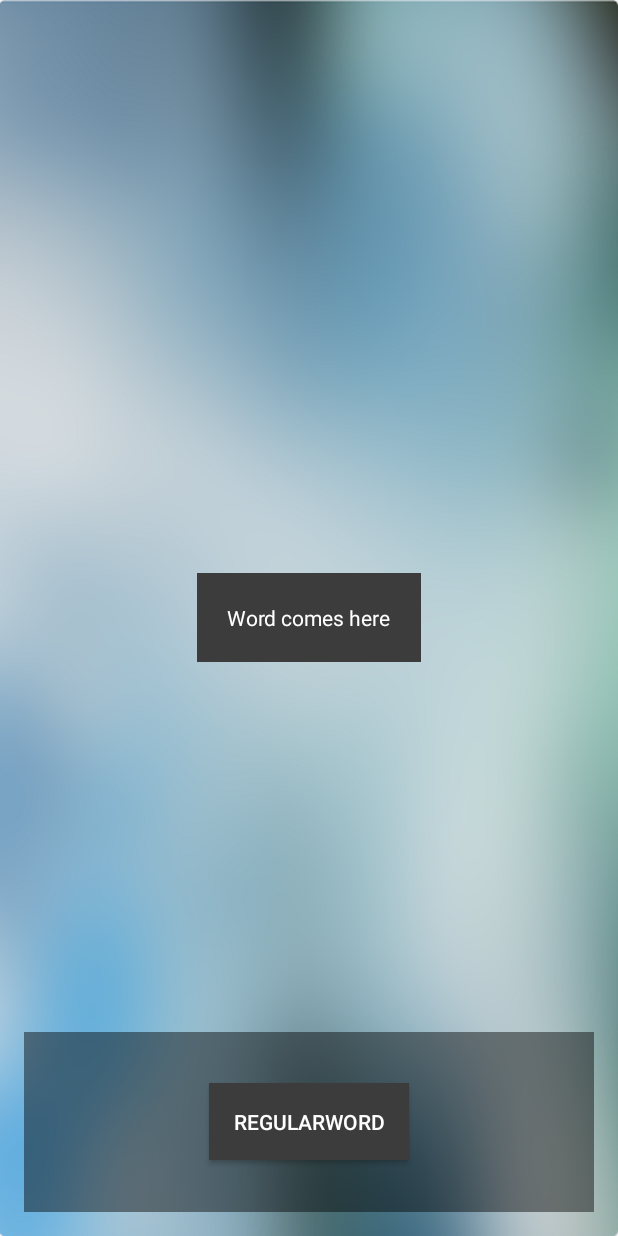
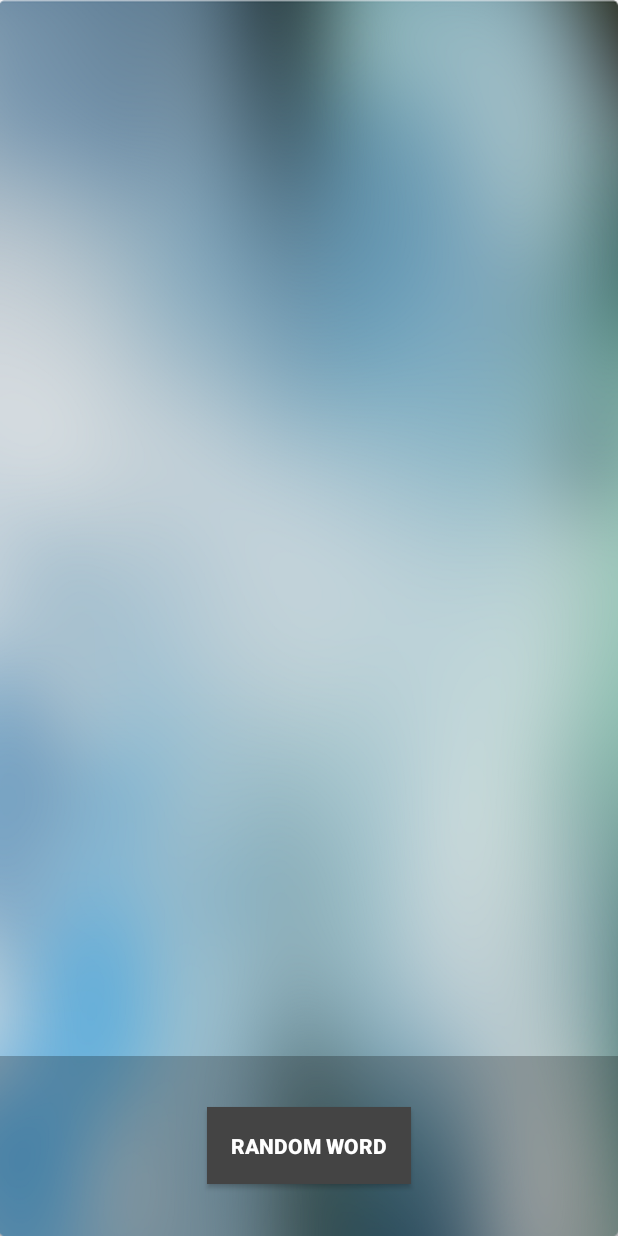
Before and after one commit to AnderssonX/ScreenAndroid, an Android app: the layout fragment_main.xml on its own in the app's theme, with its tools: preview values and no code run, on a phone screen of 412 x 824 dp. Run offline under Robolectric (Android 15) with nearby library versions, the phone set to English and light mode, and no system bars.

Commit message:
Style touch-up in xml Added animations when words pops up on screen.

```diff
--- a/ScreenAndroid/src/main/java/se/mah/k3/NiagaraApp/MainFragment.java
+++ b/ScreenAndroid/src/main/java/se/mah/k3/NiagaraApp/MainFragment.java
@@ -9,6 +9,7 @@ import android.view.LayoutInflater;
 import android.view.MotionEvent;
 import android.view.View;
 import android.view.ViewGroup;
+import android.view.animation.AnimationUtils;
 import android.widget.Button;
 import android.widget.TextView;
 
@@ -95,7 +96,7 @@ public class MainFragment extends Fragment implements View.OnClickListener, View
 
             wordArea = (TextView) rootView.findViewById(R.id.wordDisplayArea);
             wordArea.setText(randomWord);
-
+            wordArea.startAnimation(AnimationUtils.loadAnimation(getActivity(), android.R.anim.fade_in));
             myFirebaseRef = new Firebase("https://scorching-fire-1846.firebaseio.com/").child("Regular Words/word" + randomNo);
             myFirebaseRef.child("Active").setValue("True");
             Log.i("Buttonclick", myFirebaseRef.child("Active").getRef().toString());
--- a/ScreenAndroid/src/main/res/layout/fragment_main.xml
+++ b/ScreenAndroid/src/main/res/layout/fragment_main.xml
@@ -1,9 +1,6 @@
 <RelativeLayout xmlns:android="http://schemas.android.com/apk/res/android"
     xmlns:tools="http://schemas.android.com/tools" android:layout_width="match_parent"
-    android:layout_height="match_parent" android:paddingLeft="@dimen/activity_horizontal_margin"
-    android:paddingRight="@dimen/activity_horizontal_margin"
-    android:paddingTop="@dimen/activity_vertical_margin"
-    android:paddingBottom="@dimen/activity_vertical_margin"
+    android:layout_height="match_parent"
     android:background="@drawable/portrait2"
     tools:context=".MainActivity$PlaceholderFragment">
 
@@ -36,11 +33,13 @@
     <TextView
         android:layout_width="wrap_content"
         android:layout_height="wrap_content"
-        android:text="Word comes here"
+        android:text=""
         android:id="@+id/wordDisplayArea"
-        android:layout_centerVertical="true"
+        android:layout_marginTop="100dp"
         android:layout_centerHorizontal="true"
-        android:background="#3D3C3C"
+        android:textSize="32sp"
+        android:textStyle="bold"
+
         android:textColor="#ffffffff"
         android:padding="20dp"
         android:visibility="visible" />
@@ -50,16 +49,17 @@
         android:layout_height="120dp"
         android:orientation="horizontal"
         android:layout_alignParentBottom="true"
-        android:background="#73000000"
+        android:background="#40000000"
         android:gravity="center_horizontal">
 
         <Button
         android:layout_width="wrap_content"
         android:layout_height="wrap_content"
             android:padding="16dp"
-        android:text="regularWord"
+            android:text="random word"
+            android:textStyle="bold"
         android:id="@+id/wordBtn"
-        android:background="#3D3C3C"
+            android:background="#ff444444"
             android:layout_gravity="center|center_horizontal"
 
             android:textColor="#ffffffff" />
```
